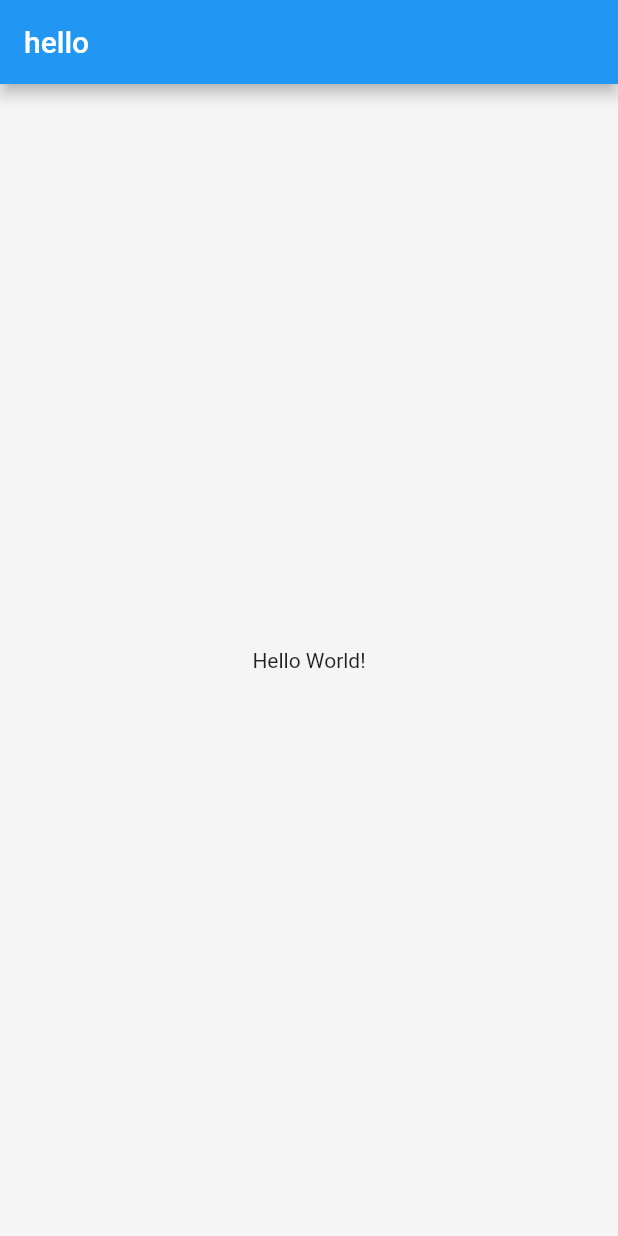
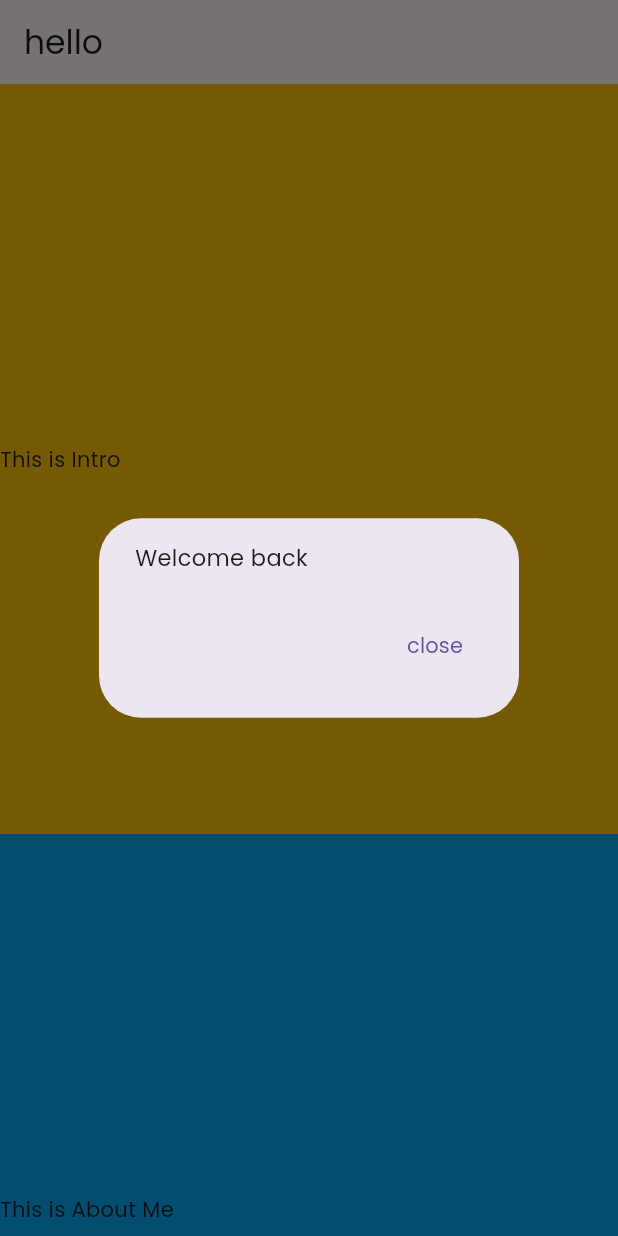
Before and after one commit to Xyz31/Flutter-Template, a Flutter app: the screen it shows after launch, on a phone screen of 412 x 824 dp. Run offline on Flutter 3.47's test engine with Material 2 defaults, Android fonts, the phone set to English and light mode, and no system bars; our stand-ins replace connectivity_plus, flutter_bloc.

Commit message:
Added All the necessary updates to directly use this template

```diff
--- /dev/null
+++ b/lib/home.dart
@@ -0,0 +1,31 @@
+import 'package:flutter/material.dart';
+
+import 'package:flutter_my_template/presentation/widgets/body/Footer/footersection.dart';
+import 'package:flutter_my_template/presentation/widgets/body/Intro/introsection.dart';
+
+import 'presentation/widgets/body/AboutMe/aboutmesectin.dart';
+import 'presentation/widgets/body/Feedback/feedbacksection.dart';
+
+class HomeScreen extends StatefulWidget {
+  const HomeScreen({super.key});
+
+  @override
+  State<HomeScreen> createState() => _HomeScreenState();
+}
+
+class _HomeScreenState extends State<HomeScreen> {
+  @override
+  Widget build(BuildContext context) {
+    // ignore: prefer_const_constructors
+    return SingleChildScrollView(
+      child: const Column(
+        children: [
+          IntroSection(),
+          AboutSection(),
+          FeedBackSection(),
+          FooterSection(),
+        ],
+      ),
+    );
+  }
+}
--- a/lib/main.dart
+++ b/lib/main.dart
@@ -1,5 +1,6 @@
 import 'package:flutter/material.dart';
 import 'package:flutter_bloc/flutter_bloc.dart';
+import 'package:flutter_my_template/home.dart';
 import 'package:flutter_my_template/presentation/blocs/connectivity/connectivity_cubit.dart';
 
 void main() {
@@ -14,7 +15,30 @@ class MainApp extends StatefulWidget {
 }
 
 class _MainAppState extends State<MainApp> {
-  int c = 0;
+/*
+  void _showConnectionDialog(BuildContext context) {
+    showDialog(
+      context: context,
+      builder: (BuildContext context) {
+        return AlertDialog(
+          title: Text('Connection Status'),
+          content: Text(
+            _isConnected ? 'Internet is connected.' : 'No internet connection.',
+          ),
+          actions: <Widget>[
+            TextButton(
+              onPressed: () {
+                Navigator.of(context).pop();
+              },
+              child: Text('Close'),
+            ),
+          ],
+        );
+      },
+    );
+  }
+*/
+
   @override
   Widget build(BuildContext context) {
     return MultiBlocProvider(
@@ -24,64 +48,65 @@ class _MainAppState extends State<MainApp> {
           )
         ],
         child: MaterialApp(
-          darkTheme: ThemeData.light(),
-          themeMode: ThemeMode.system,
+          // darkTheme: ThemeData.from(
+          //   colorScheme: ColorScheme.fromSeed(
+          //     seedColor: Colors.cyanAccent,
+          //   ),
+          // ),
+          theme: ThemeData(
+              useMaterial3: true,
+              visualDensity: VisualDensity.adaptivePlatformDensity,
+              fontFamily: 'Poppins'),
           home: Scaffold(
-            backgroundColor: c == 0 ? Colors.grey[100] : Colors.grey,
+            backgroundColor: Colors.grey[100],
             appBar: AppBar(
               title: const Text('hello'),
             ),
-            body: BlocBuilder<InternetCubit, InternetCubitState>(
+            body: BlocConsumer<InternetCubit, InternetCubitState>(
+              listener: (context, state) => {
+                if (state == InternetCubitState.Lost)
+                  {
+                    showDialog(
+                        context: context,
+                        builder: (BuildContext context) {
+                          return AlertDialog(
+                            title: const Text('Data Lost'),
+                            content: const Text('Conection Lost'),
+                            actions: [
+                              TextButton(
+                                  onPressed: () => Navigator.of(context).pop(),
+                                  child: const Text('Close'))
+                            ],
+                          );
+                        })
+                  }
+                else
+                  {
+                    showDialog(
+                        context: context,
+                        builder: (context) {
+                          return AlertDialog(
+                            content: const Text(
+                              'Welcome back',
+                              style: TextStyle(fontSize: 15),
+                            ),
+                            actions: [
+                              TextButton(
+                                onPressed: () => Navigator.of(context).pop(),
+                                child: const Text('close'),
+                              )
+                            ],
+                          );
+                        })
+                  }
+              },
               builder: (context, state) {
-                if (state == InternetCubitState.Gained) {
-                  c = 0;
-
-                  return const Center(
-                    child: Text('Hello World!'),
-                  );
-                } else if (state == InternetCubitState.Lost) {
-                  return const InternetConnectedWidget();
-                } else {
-                  return InternetConnectedWidget();
-                  // return const Center(
-                  //   child: Text('Hello Initial.'),
-                  // );
-                }
+                // return const Center(
+                //   child: Text('Hello World!'),
+                return const HomeScreen();
               },
             ),
           ),
         ));
   }
 }
-
-class InternetConnectedWidget extends StatelessWidget {
-  const InternetConnectedWidget({super.key});
-
-  @override
-  Widget build(BuildContext context) {
-    return Center(
-      child: SizedBox(
-        width: 220,
-        height: 150,
-        child: Dialog(
-          backgroundColor: Colors.grey[300],
-          child: const Center(
-              child: Column(
-            crossAxisAlignment: CrossAxisAlignment.center,
-            mainAxisAlignment: MainAxisAlignment.center,
-            children: [
-              CircularProgressIndicator(),
-              SizedBox(
-                height: 10,
-              ),
-              Text(
-                'Connection Lost',
-                style: TextStyle(fontSize: 16),
-              ),
-            ],
-          )),
-        ),
-      ),
-    );
-  }
-}
--- a/lib/presentation/blocs/connectivity/connectivity_cubit.dart
+++ b/lib/presentation/blocs/connectivity/connectivity_cubit.dart
@@ -6,21 +6,23 @@ import 'package:flutter_bloc/flutter_bloc.dart';
 enum InternetCubitState { Initial, Gained, Lost }
 
 class InternetCubit extends Cubit<InternetCubitState> {
-  Connectivity _connectivity = Connectivity();
+  final Connectivity _connectivity = Connectivity();
   StreamSubscription? _streamSubscription;
   InternetCubit() : super(InternetCubitState.Initial) {
     _streamSubscription = _connectivity.onConnectivityChanged.listen((result) {
       if (result == ConnectivityResult.wifi ||
           result == ConnectivityResult.mobile) {
         emit(InternetCubitState.Gained);
+      } else if (result == ConnectivityResult.none) {
+        emit(InternetCubitState.Lost);
       } else {
-        emit(InternetCubitState.Lost);
+        emit(InternetCubitState.Initial);
       }
     });
-
-    Future<void> close() {
-      _streamSubscription?.cancel();
-      return super.close();
-    }
+  }
+  @override
+  Future<void> close() async {
+    _streamSubscription?.cancel();
+    return super.close();
   }
 }
--- /dev/null
+++ b/lib/presentation/widgets/body/AboutMe/aboutmesectin.dart
@@ -0,0 +1,16 @@
+import 'package:flutter/material.dart';
+
+class AboutSection extends StatelessWidget {
+  const AboutSection({super.key});
+
+  @override
+  Widget build(BuildContext context) {
+    return Container(
+      height: 500,
+      color: Colors.lightBlue,
+      child: const Row(
+        children: [Text('This is About Me')],
+      ),
+    );
+  }
+}
--- /dev/null
+++ b/lib/presentation/widgets/body/Intro/introsection.dart
@@ -0,0 +1,21 @@
+import 'package:flutter/material.dart';
+
+class IntroSection extends StatefulWidget {
+  const IntroSection({super.key});
+
+  @override
+  State<IntroSection> createState() => _IntroSectionState();
+}
+
+class _IntroSectionState extends State<IntroSection> {
+  @override
+  Widget build(BuildContext context) {
+    return Container(
+      height: 500,
+      color: Colors.amber,
+      child: const Row(
+        children: [Text('This is Intro')],
+      ),
+    );
+  }
+}
```
Also changed, not shown: lib/presentation/widgets/body/Feedback/feedbacksection.dart (added, +16 -0 lines), lib/presentation/widgets/body/Footer/footersection.dart (added, +16 -0 lines).
